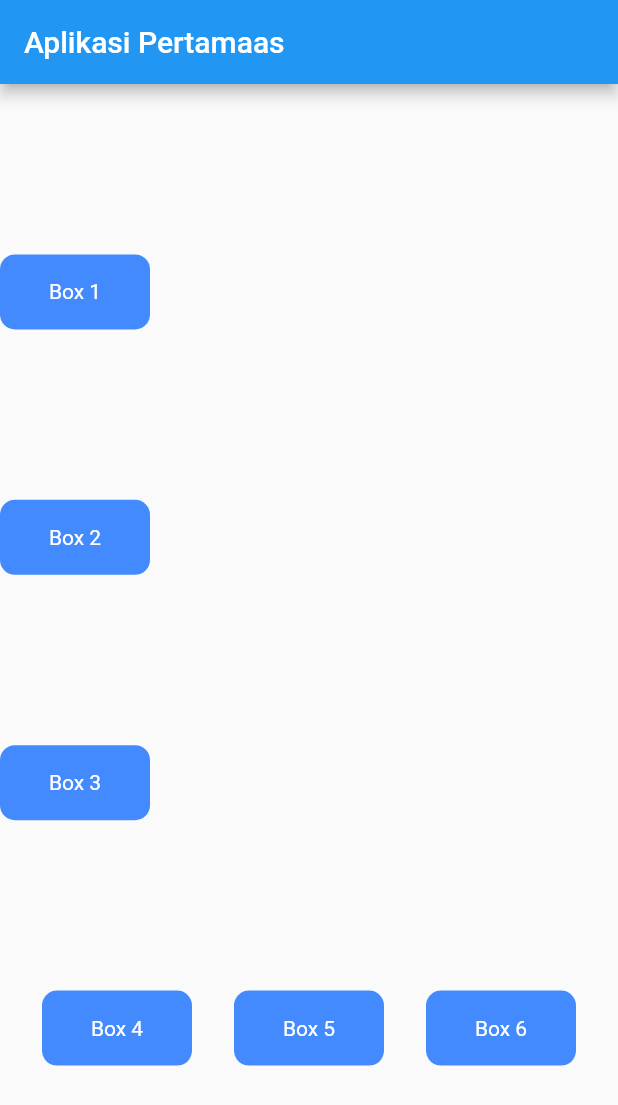
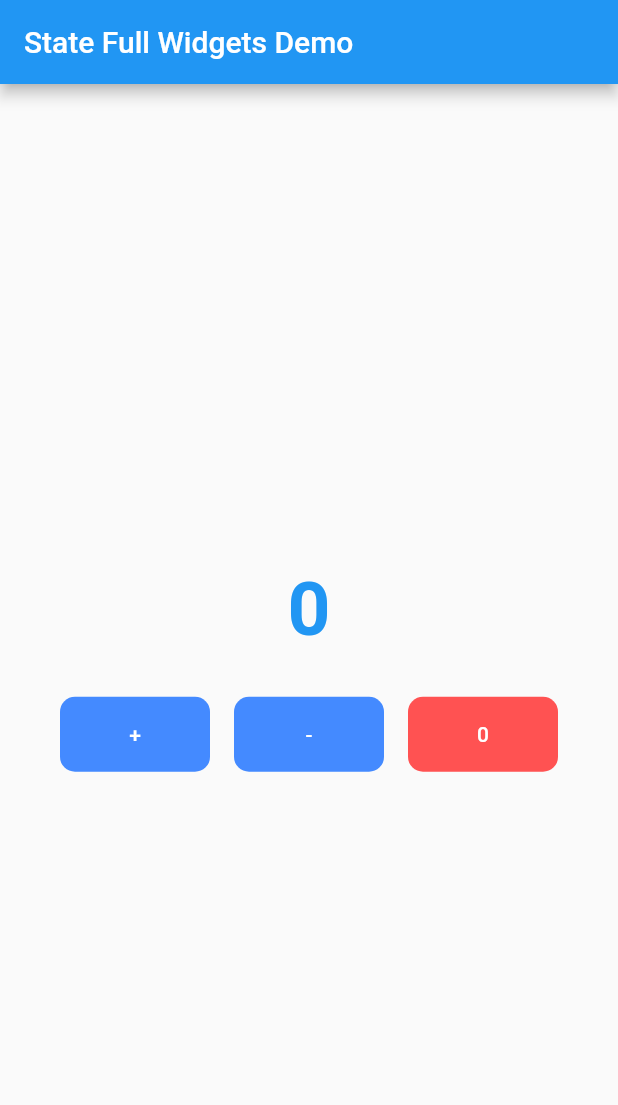
Before and after one commit to saldisucipto/flutter_great, a Flutter app: the screen it shows after launch, on a phone screen of 412 x 824 dp. Shown: the top 1105 px of the screen. Run offline on Flutter 3.47's test engine with Material 2 defaults, Android fonts, the phone set to English and light mode, and no system bars.

Commit message:
StateFull Widgets

```diff
--- a/lib/main.dart
+++ b/lib/main.dart
@@ -6,133 +6,113 @@ void main() {
   ));
 }
 
-class MyApp extends StatelessWidget {
+class MyApp extends StatefulWidget {
   const MyApp({Key? key}) : super(key: key);
 
   @override
+  State<MyApp> createState() => _MyAppState();
+}
+
+class _MyAppState extends State<MyApp> {
+  void aksiTombol() {
+    number++;
+    // fungsi setState berfungsi untul melakukan dan mendeteksi perubahan pada layar
+    setState(() {
+      number;
+    });
+    print(number);
+  }
+
+  int number = 0;
+
+  @override
   Widget build(BuildContext context) {
-    // Kita menggunkan null safety dan menggunkan const
-    var ukuran = MediaQuery.of(context).size;
-    return MaterialApp(
-      // Menghilangkan banner debug
-      debugShowCheckedModeBanner: false,
-      home: Scaffold(
-        // ini adalah widget tampilan yang akan digunakan
+    return Scaffold(
       appBar: AppBar(
-          title: const Text("Aplikasi Pertamaas"),
+        title: const Text("State Full Widgets Demo"),
       ),
       body: Center(
         child: Column(
-            // Column akan membuat sebuah penempatan list secara menurun atau horizontal
-            mainAxisAlignment: MainAxisAlignment.spaceEvenly,
-            // Untuk Mengatur Content pada Kolom dimulai dengan start
-            crossAxisAlignment: CrossAxisAlignment.start,
+          mainAxisAlignment: MainAxisAlignment.center,
           children: [
-              Container(
+            Padding(
+              padding: const EdgeInsets.symmetric(vertical: 20),
+              child: Text(
+                number.toString(),
+                style: const TextStyle(
+                    color: Colors.blue,
+                    fontWeight: FontWeight.bold,
+                    fontSize: 50),
+              ),
+            ),
+            Row(
+              mainAxisAlignment: MainAxisAlignment.center,
+              children: [
+                TextButton(
+                  onPressed: aksiTombol,
+                  child: Container(
+                    width: 100,
+                    height: 50,
                     decoration: BoxDecoration(
                       borderRadius: BorderRadius.circular(10),
                       color: Colors.blueAccent,
                     ),
-                width: 100,
-                height: 50,
                     child: const Center(
                       child: Text(
-                    "Box 1",
-                    textAlign: TextAlign.center,
+                        "+",
                         style: TextStyle(color: Colors.white),
                       ),
                     ),
                   ),
-              Container(
+                ),
+                TextButton(
+                  onPressed: () {
+                    setState(() {
+                      if (number < 0) {
+                        number *= -1;
+                      }
+                      number = 1;
+                      number--;
+                    });
+                  },
+                  child: Container(
+                    width: 100,
+                    height: 50,
                     decoration: BoxDecoration(
                       borderRadius: BorderRadius.circular(10),
                       color: Colors.blueAccent,
                     ),
-                width: 100,
-                height: 50,
                     child: const Center(
                       child: Text(
-                    "Box 2",
-                    textAlign: TextAlign.center,
+                        "-",
                         style: TextStyle(color: Colors.white),
                       ),
                     ),
                   ),
-              Container(
+                ),
+                TextButton(
+                  onPressed: () {
+                    setState(() {
+                      number = 0;
+                    });
+                  },
+                  child: Container(
+                    width: 100,
+                    height: 50,
                     decoration: BoxDecoration(
                         borderRadius: BorderRadius.circular(10),
-                  color: Colors.blueAccent,
-                ),
-                width: 100,
-                height: 50,
+                        color: Colors.redAccent),
                     child: const Center(
                       child: Text(
-                    "Box 3",
-                    textAlign: TextAlign.center,
+                        "0",
                         style: TextStyle(color: Colors.white),
                       ),
                     ),
                   ),
-              Container(
-                  decoration: BoxDecoration(
-                    borderRadius: BorderRadius.circular(10),
-                    // color: Colors.blueAccent,
-                  ),
-                  height: 50,
-                  width: ukuran.width,
-                  child: Row(
-                    // Mangatur Space Pada Element
-                    mainAxisAlignment: MainAxisAlignment.spaceEvenly,
-                    children: [
-                      Container(
-                        decoration: BoxDecoration(
-                          borderRadius: BorderRadius.circular(10),
-                          color: Colors.blueAccent,
-                        ),
-                        width: 100,
-                        height: 50,
-                        child: const Center(
-                          child: Text(
-                            "Box 4",
-                            textAlign: TextAlign.center,
-                            style: TextStyle(color: Colors.white),
-                          ),
-                        ),
-                      ),
-                      Container(
-                        decoration: BoxDecoration(
-                          borderRadius: BorderRadius.circular(10),
-                          color: Colors.blueAccent,
-                        ),
-                        width: 100,
-                        height: 50,
-                        child: const Center(
-                          child: Text(
-                            "Box 5",
-                            textAlign: TextAlign.center,
-                            style: TextStyle(color: Colors.white),
-                          ),
-                        ),
-                      ),
-                      Container(
-                        decoration: BoxDecoration(
-                          borderRadius: BorderRadius.circular(10),
-                          color: Colors.blueAccent,
-                        ),
-                        width: 100,
-                        height: 50,
-                        child: const Center(
-                          child: Text(
-                            "Box 6",
-                            textAlign: TextAlign.center,
-                            style: TextStyle(color: Colors.white),
-                          ),
-                        ),
                 ),
               ],
-                  )),
+            ),
           ],
-          ),
         ),
       ),
     );
```
Lines whose indentation alone changed are shown as unchanged.
